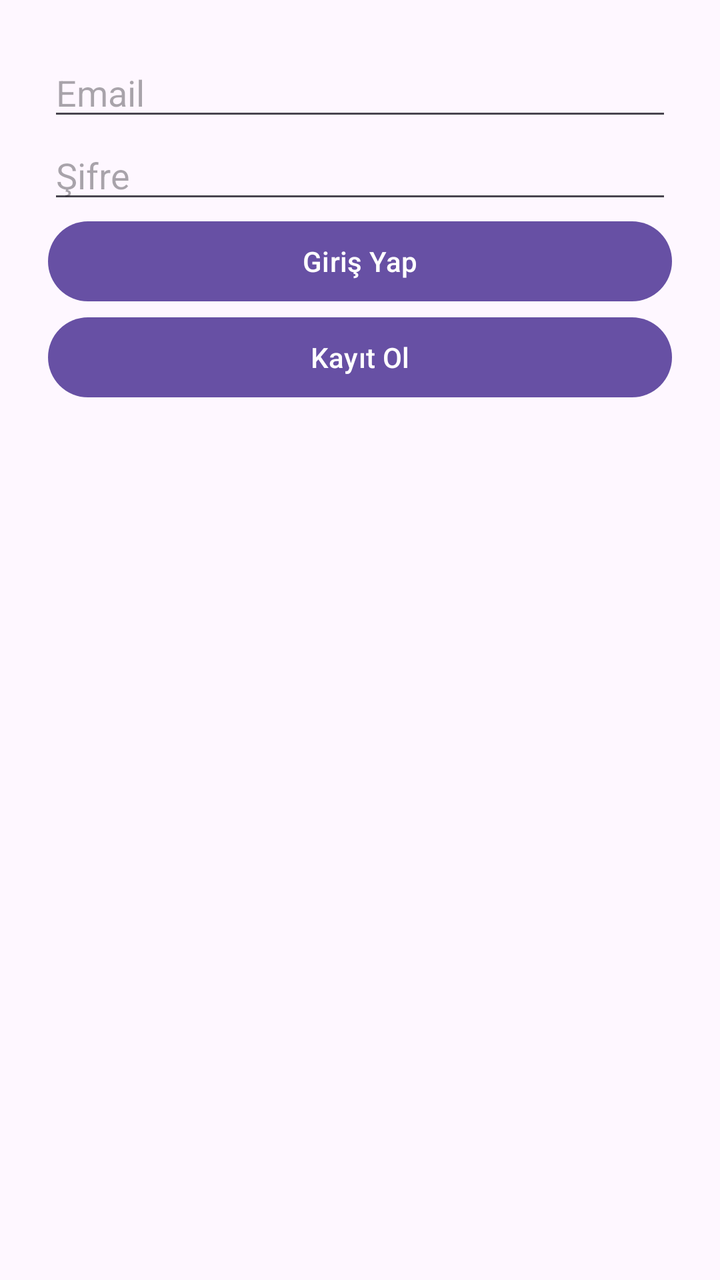
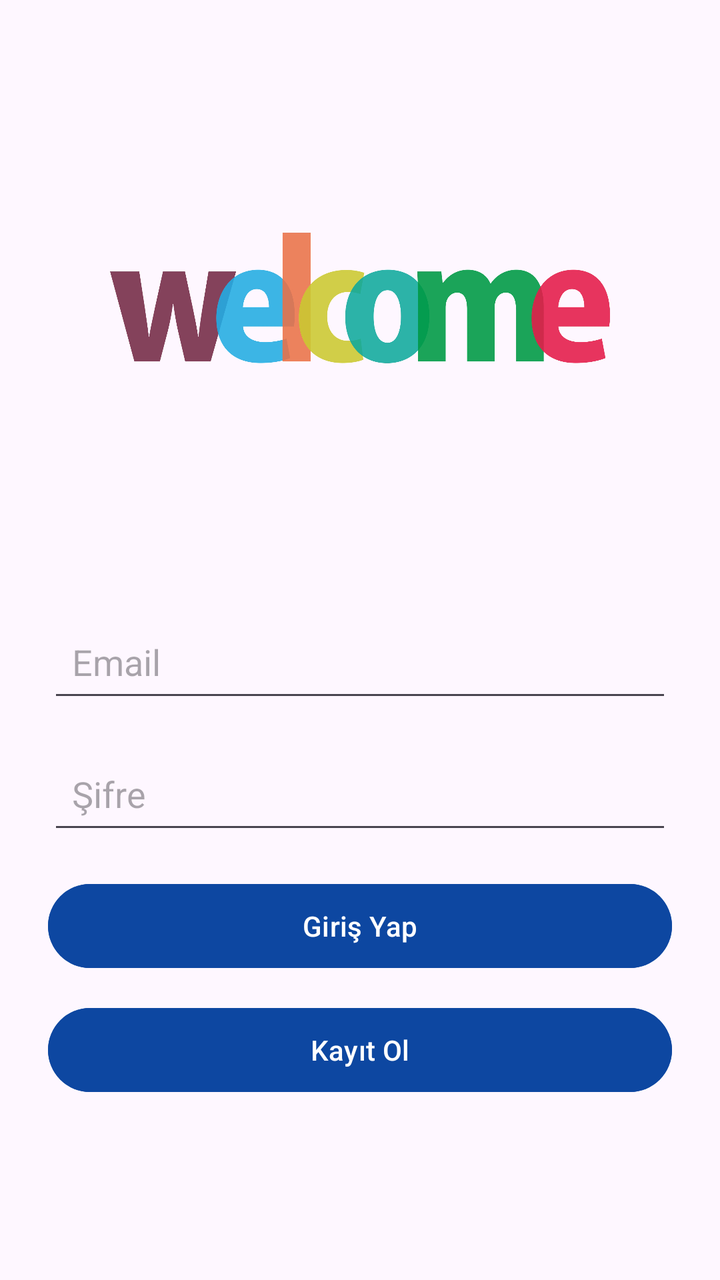

Compare the two renders of this Android layout. The source of the first and the diff that turns it into the second are given below.
<!-- AndroidManifest.xml: application theme Theme.MyQuizApp -->
<!-- res/layout/fragment_entry.xml -->
<?xml version="1.0" encoding="utf-8"?>
<ScrollView xmlns:android="http://schemas.android.com/apk/res/android"
    android:layout_width="match_parent"
    android:layout_height="match_parent"
    android:padding="24dp">

    <LinearLayout
        android:layout_width="match_parent"
        android:layout_height="wrap_content"
        android:orientation="vertical">

        <EditText
            android:id="@+id/editTextEmail"
            android:layout_width="match_parent"
            android:layout_height="wrap_content"
            android:hint="Email"
            android:inputType="textEmailAddress" />

        <EditText
            android:id="@+id/editTextPassword"
            android:layout_width="match_parent"
            android:layout_height="wrap_content"
            android:hint="Şifre"
            android:inputType="textPassword" />

        <Button
            android:id="@+id/buttonLogin"
            android:layout_width="match_parent"
            android:layout_height="wrap_content"
            android:text="Giriş Yap" />

        <Button
            android:id="@+id/buttonRegister"
            android:layout_width="match_parent"
            android:layout_height="wrap_content"
            android:text="Kayıt Ol" />
    </LinearLayout>
</ScrollView>
<!-- resources referenced by this layout -->
<resources>
  <style name="Theme.MyQuizApp" parent="Base.Theme.MyQuizApp" />
  <style name="Base.Theme.MyQuizApp" parent="Theme.Material3.DayNight.NoActionBar">
          
          
      </style>
</resources>

<!-- the commit's change to res/layout/fragment_entry.xml (unified diff, before → after) -->
@@ -4,35 +4,133 @@
     android:layout_height="match_parent"
     android:padding="24dp">
 
+
     <LinearLayout
         android:layout_width="match_parent"
         android:layout_height="wrap_content"
-        android:orientation="vertical">
+        android:orientation="vertical"
+        android:gravity="center_horizontal">
 
-        <EditText
-            android:id="@+id/editTextEmail"
+        
+        <ImageView
+            android:id="@+id/imageViewLogo"
+            android:layout_width="250dp"
+            android:layout_height="250dp"
+            android:src="@drawable/welcome"
+            android:layout_marginBottom="32dp"
+            android:contentDescription="App Logo" />
+
+        
+        <LinearLayout
+            android:id="@+id/layoutLogin"
             android:layout_width="match_parent"
             android:layout_height="wrap_content"
-            android:hint="Email"
-            android:inputType="textEmailAddress" />
+            android:orientation="vertical">
 
-        <EditText
-            android:id="@+id/editTextPassword"
+            <EditText
+                android:id="@+id/editTextEmail"
+                android:layout_width="match_parent"
+                android:layout_height="50dp"
+                android:layout_marginBottom="16dp"
+                android:hint="Email"
+                android:padding="12dp"
+                android:inputType="textEmailAddress" />
+
+            <EditText
+                android:id="@+id/editTextPassword"
+                android:layout_width="match_parent"
+                android:layout_height="50dp"
+                android:layout_marginBottom="16dp"
+                android:hint="Şifre"
+                android:padding="12dp"
+                android:inputType="textPassword" />
+
+            <Button
+                android:id="@+id/buttonLogin"
+                android:layout_width="match_parent"
+                android:layout_height="50dp"
+                android:layout_marginBottom="12dp"
+                android:backgroundTint="#0D47A1"
+                android:textColor="#FFFFFF"
+                android:text="Giriş Yap" />
+
+            <Button
+                android:id="@+id/buttonRegister"
+                android:layout_width="match_parent"
+                android:layout_height="50dp"
+                android:backgroundTint="#0D47A1"
+                android:textColor="#FFFFFF"
+                android:text="Kayıt Ol" />
+        </LinearLayout>
+
+        
+        <LinearLayout
+            android:id="@+id/layoutProfile"
             android:layout_width="match_parent"
             android:layout_height="wrap_content"
-            android:hint="Şifre"
-            android:inputType="textPassword" />
+            android:orientation="vertical"
+            android:gravity="center_horizontal"
+            android:visibility="gone"
+            android:paddingTop="24dp">
 
-        <Button
-            android:id="@+id/buttonLogin"
-            android:layout_width="match_parent"
-            android:layout_height="wrap_content"
-            android:text="Giriş Yap" />
+            <EditText
+                android:id="@+id/editTextNickname"
+                android:layout_width="match_parent"
+                android:layout_height="50dp"
+                android:layout_marginBottom="16dp"
+                android:hint="Nickname"
+                android:padding="12dp" />
 
-        <Button
-            android:id="@+id/buttonRegister"
-            android:layout_width="match_parent"
-            android:layout_height="wrap_content"
-            android:text="Kayıt Ol" />
+            <TextView
+                android:layout_width="wrap_content"
+                android:layout_height="wrap_content"
+                android:text="Avatar Seçin"
+                android:layout_marginBottom="8dp"
+                android:textSize="16sp"
+                android:textColor="#0D47A1" />
+
+            <LinearLayout
+                android:layout_width="wrap_content"
+                android:layout_height="wrap_content"
+                android:orientation="horizontal"
+                android:gravity="center">
+
+                <ImageView
+                    android:id="@+id/avatar1"
+                    android:layout_width="64dp"
+                    android:layout_height="64dp"
+                    android:src="@drawable/avatar_male"
+                    android:layout_margin="8dp"/>
+
+                <ImageView
+                    android:id="@+id/avatar2"
+                    android:layout_width="64dp"
+                    android:layout_height="64dp"
+                    android:src="@drawable/avatar_female"
+                    android:layout_margin="8dp"/>
+
+                <ImageView
+                    android:id="@+id/avatar3"
+                    android:layout_width="64dp"
+                    android:layout_height="64dp"
+                    android:src="@drawable/avatar_female2"
+                    android:layout_margin="8dp"/>
+
+                <ImageView
+                    android:id="@+id/avatar4"
+                    android:layout_width="64dp"
+                    android:layout_height="64dp"
+                    android:src="@drawable/avatar_male2"
+                    android:layout_margin="8dp"/>
+            </LinearLayout>
+
+            <Button
+                android:id="@+id/buttonContinue"
+                android:layout_width="wrap_content"
+                android:layout_height="50dp"
+                android:layout_marginTop="16dp"
+                android:text="Devam Et"
+                android:textColor="#FFFFFF" />
+        </LinearLayout>
     </LinearLayout>
 </ScrollView>
<!-- resource entries referenced after the edit -->
@@ -1,5 +1,10 @@
 <!-- resources referenced by this layout -->
 <resources>
+  <!-- drawable avatar_female: png bitmap (drawable, 20456 bytes) -->
+  <!-- drawable avatar_female2: png bitmap (drawable, 20683 bytes) -->
+  <!-- drawable avatar_male: png bitmap (drawable, 17723 bytes) -->
+  <!-- drawable avatar_male2: png bitmap (drawable, 18048 bytes) -->
+  <!-- drawable welcome: png bitmap (drawable, 194947 bytes) -->
   <style name="Theme.MyQuizApp" parent="Base.Theme.MyQuizApp" />
   <style name="Base.Theme.MyQuizApp" parent="Theme.Material3.DayNight.NoActionBar">
           
